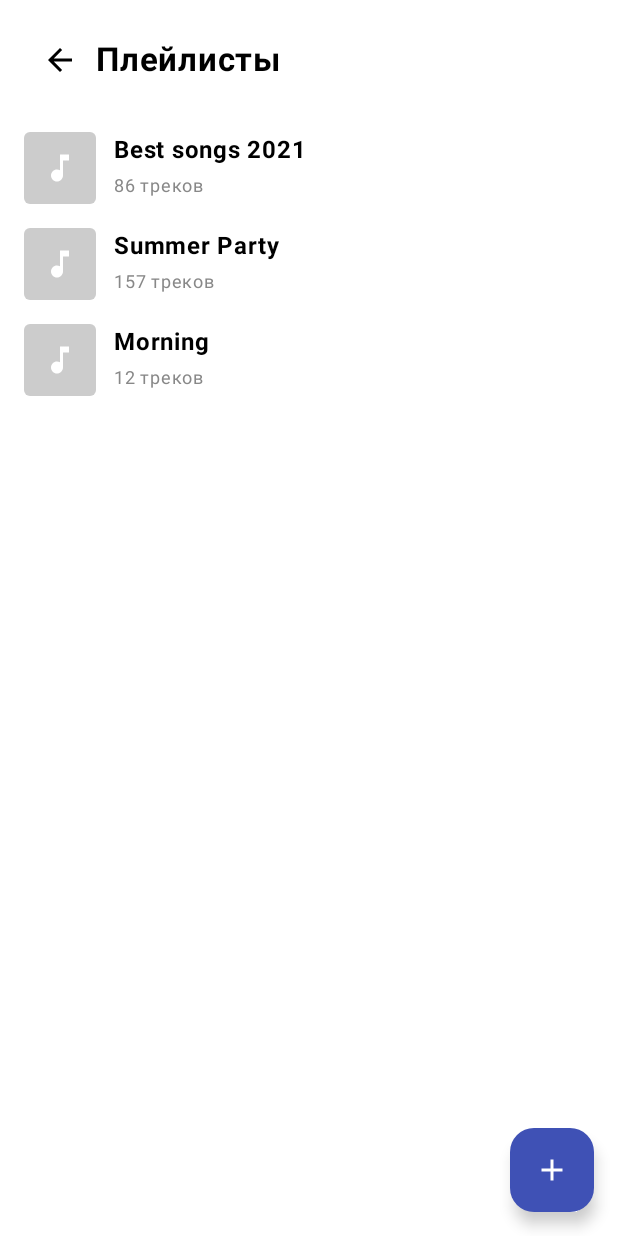
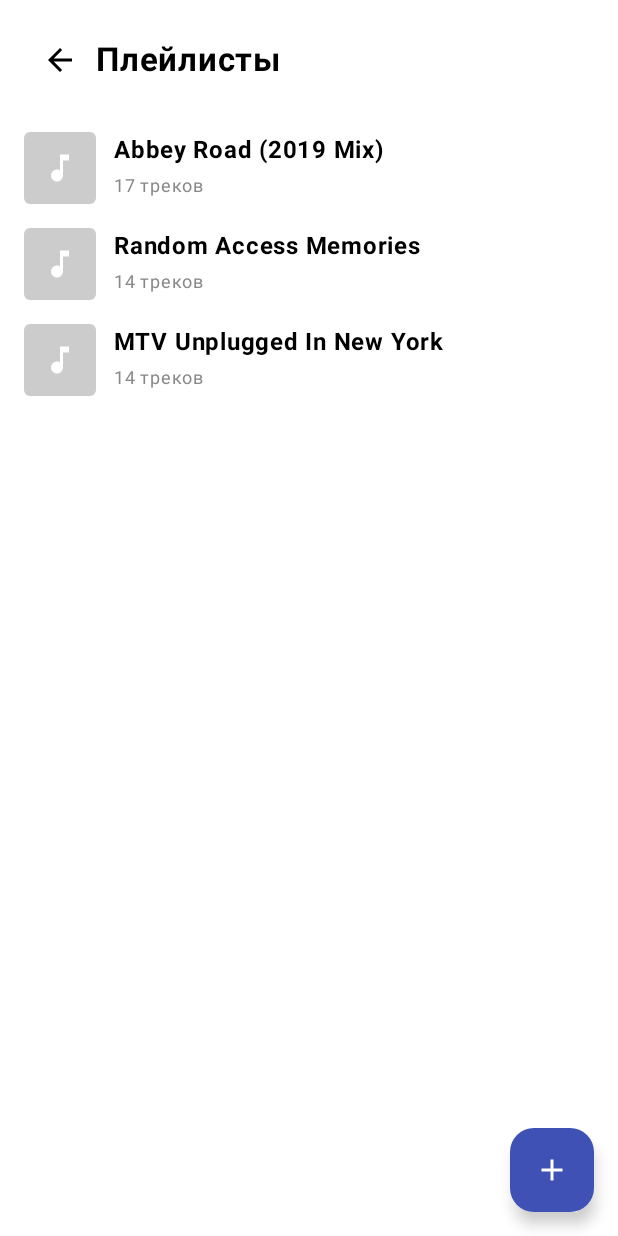
Before and after one commit to Denismelnikoww/KotlinLab, an Android app built with Jetpack Compose: the screen it shows after launch (MainActivity), after a tap on "Плейлисты", on a phone screen of 412 x 824 dp. Run offline under Robolectric (Android 15) with nearby library versions, the phone set to English and light mode, and no system bars.

Commit message:
feat: обновить модели треков и плейлистов

```diff
--- a/app/src/main/java/com/example/music/data/models/Playlist.kt
+++ b/app/src/main/java/com/example/music/data/models/Playlist.kt
@@ -1,3 +1,8 @@
 package com.example.music.data.models
 
-data class Playlist(val id: Int, val name: String, val count: String)
+data class Playlist(
+    val id: Long,
+    val name: String,
+    val count: String,
+    val collectionId: Long
+)
--- a/app/src/main/java/com/example/music/data/models/Track.kt
+++ b/app/src/main/java/com/example/music/data/models/Track.kt
@@ -1,3 +1,11 @@
 package com.example.music.data.models
 
-data class Track(val title: String, val artist: String, val duration: String)
+data class Track(
+    val id: Long,
+    val title: String,
+    val artist: String,
+    val duration: String,
+    val durationMs: Long = 0L,
+    val artworkUrl: String? = null,
+    val previewUrl: String? = null
+)
--- a/app/src/main/java/com/example/music/data/repository/MusicRepository.kt
+++ b/app/src/main/java/com/example/music/data/repository/MusicRepository.kt
@@ -6,26 +6,26 @@ import com.example.music.data.models.Track
 object MusicRepository {
 
     val allPlaylists = listOf(
-        Playlist(0, "Best songs 2021", "86 треков"),
-        Playlist(1, "Summer Party", "157 треков"),
-        Playlist(2, "Morning", "12 треков")
+        Playlist(0L, "Abbey Road (2019 Mix)", "17 треков", 1474815798),
+        Playlist(1L, "Random Access Memories", "14 треков", 617154241),
+        Playlist(2L, "MTV Unplugged In New York", "14 треков", 1440892370)
     )
 
     val playlistTracks = mapOf(
-        0 to listOf(
-            Track("Yesterday", "The Beatles", "2:05"),
-            Track("Let It Be", "The Beatles", "4:03"),
-            Track("Hey Jude", "The Beatles", "7:11")
+        1474815798L to listOf(
+            Track(1, "Come Together", "The Beatles", "4:19", 259946),
+            Track(2, "Something", "The Beatles", "3:02", 182333),
+            Track(3, "Here Comes the Sun", "The Beatles", "3:05", 185733)
         ),
-        1 to listOf(
-            Track("Here Comes the Sun", "The Beatles", "3:05"),
-            Track("Come Together", "The Beatles", "4:19"),
-            Track("Something", "The Beatles", "3:02")
+        617154241L to listOf(
+            Track(4, "Get Lucky", "Daft Punk", "6:09", 369626),
+            Track(5, "Instant Crush", "Daft Punk", "5:37", 337560),
+            Track(6, "Lose Yourself to Dance", "Daft Punk", "5:53", 353293)
         ),
-        2 to listOf(
-            Track("Blackbird", "The Beatles", "2:18"),
-            Track("Norwegian Wood", "The Beatles", "2:05"),
-            Track("Michelle", "The Beatles", "2:42")
+        1440892370L to listOf(
+            Track(7, "About a Girl", "Nirvana", "3:37", 217226),
+            Track(8, "Come as You Are", "Nirvana", "4:13", 253333),
+            Track(9, "The Man Who Sold the World", "Nirvana", "4:20", 260400)
         )
     )
 }
--- a/app/src/main/java/com/example/music/navigation/AppNavigation.kt
+++ b/app/src/main/java/com/example/music/navigation/AppNavigation.kt
@@ -20,7 +20,7 @@ fun AppNavigation() {
         composable("search") { SearchScreen(navController) }
         composable("playlists") { PlaylistsScreen(navController) }
         composable("playlist/{playlistId}") { backStackEntry ->
-            val playlistId = backStackEntry.arguments?.getString("playlistId")?.toIntOrNull() ?: 0
+            val playlistId = backStackEntry.arguments?.getString("playlistId")?.toLongOrNull() ?: 0L
             PlaylistDetailScreen(navController, playlistId)
         }
         composable("favorites") { FavoritesScreen(navController) }
--- a/app/src/main/java/com/example/music/ui/screens/PlaylistDetailScreen.kt
+++ b/app/src/main/java/com/example/music/ui/screens/PlaylistDetailScreen.kt
@@ -31,9 +31,9 @@ import com.example.music.data.repository.MusicRepository
 import com.example.music.ui.components.BackHeader
 
 @Composable
-fun PlaylistDetailScreen(navController: NavController, playlistId: Int) {
-    val playlist = MusicRepository.allPlaylists.getOrNull(playlistId)
-    val tracks = MusicRepository.playlistTracks[playlistId] ?: emptyList()
+fun PlaylistDetailScreen(navController: NavController, playlistId: Long) {
+    val playlist = MusicRepository.allPlaylists.find { it.id == playlistId }
+    val tracks = playlist?.let { MusicRepository.playlistTracks[it.collectionId] } ?: emptyList()
 
     Column(
         modifier = Modifier
```
